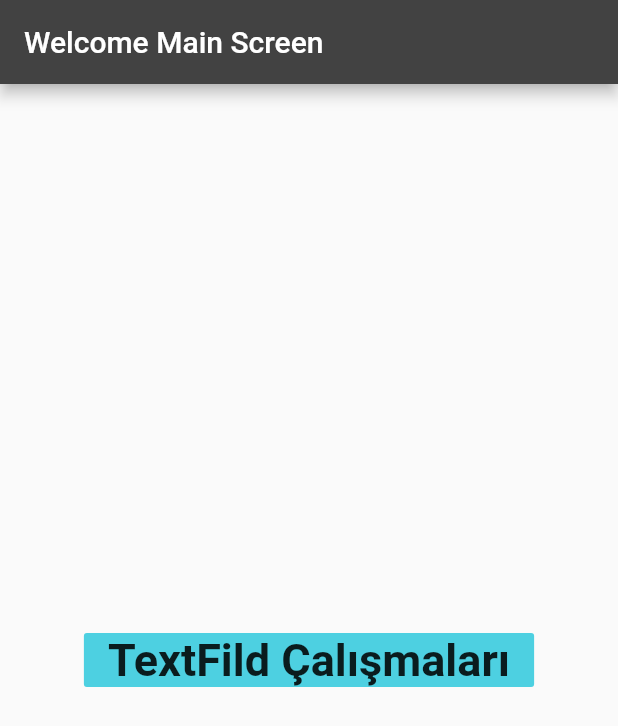
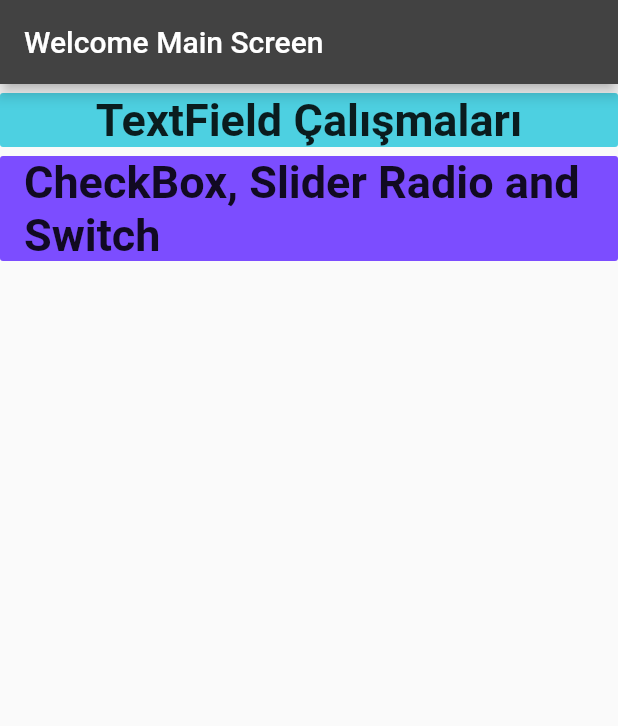
Before and after one commit to bekirduran/RemindMyFlutterTutorial, a Flutter app: the screen it shows after launch, on a phone screen of 412 x 824 dp. Shown: the top 726 px of the screen. Run offline on Flutter 3.47's test engine with Material 2 defaults, Android fonts, the phone set to English and light mode, and no system bars.

Commit message:
Initial Commit

```diff
--- a/lib/main.dart
+++ b/lib/main.dart
@@ -1,5 +1,6 @@
 import 'package:flutter/material.dart';
 
+import 'konular/checkbox_radio_switch_usage.dart';
 import 'konular/textfield_calismalari.dart';
 
 void main() => runApp(MyApp());
@@ -13,7 +14,8 @@ class MyApp extends StatelessWidget {
       theme: ThemeData(primaryColor: Colors.grey.shade800),
       routes: {
         '/': (context) => MainPage(),
-        '/GotextFild' : (context) => TextFieldCalismalari(),
+        '/GotTextField': (context) => TextFieldCalismalari(),
+        '/GoCheckBoxAndRadio': (context) => CheckBoxRadioAndSwitch(),
       },
     );
   }
@@ -27,16 +29,39 @@ class MainPage extends StatelessWidget {
         title: Text("Welcome Main Screen"),
       ),
       body: Center(
-          child: Container(
-        child: FlatButton(
-          onPressed: () => Navigator.pushNamed(context, '/GotextFild'),
-          color: Colors.cyan.shade300,
-          child: Text(
-            "TextFild Çalışmaları",
-            style: TextStyle(fontSize: 30, fontWeight: FontWeight.bold),
-          ),
-        ),
+          child: Column(
+        crossAxisAlignment: CrossAxisAlignment.stretch,
+        children: <Widget>[
+          buildTextFieldUsage(context),
+          buildCheckBoxUsage(context),
+        ],
       )),
     );
   }
+
+  Widget buildCheckBoxUsage(BuildContext context) {
+    return Container(
+      child: FlatButton(
+        onPressed: () => Navigator.pushNamed(context, '/GoCheckBoxAndRadio'),
+        color: Colors.deepPurpleAccent.shade200,
+        child: Text(
+          "CheckBox, Slider Radio and Switch",
+          style: TextStyle(fontSize: 30, fontWeight: FontWeight.bold),
+        ),
+      ),
+    );
+  }
+
+  Widget buildTextFieldUsage(BuildContext context) {
+    return Container(
+      child: FlatButton(
+        onPressed: () => Navigator.pushNamed(context, '/GotTextField'),
+        color: Colors.cyan.shade300,
+        child: Text(
+          "TextField Çalışmaları",
+          style: TextStyle(fontSize: 30, fontWeight: FontWeight.bold),
+        ),
+      ),
+    );
+  }
 }
```
